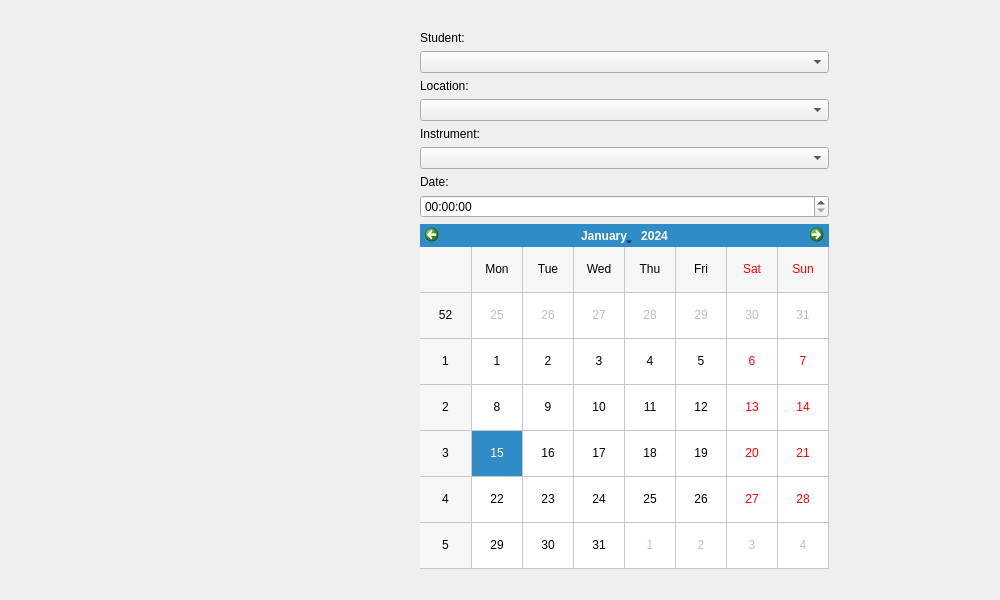
First picture: the form in designer/new_lesson.ui, repository ltrel/piu-mosso-client, before the edit.
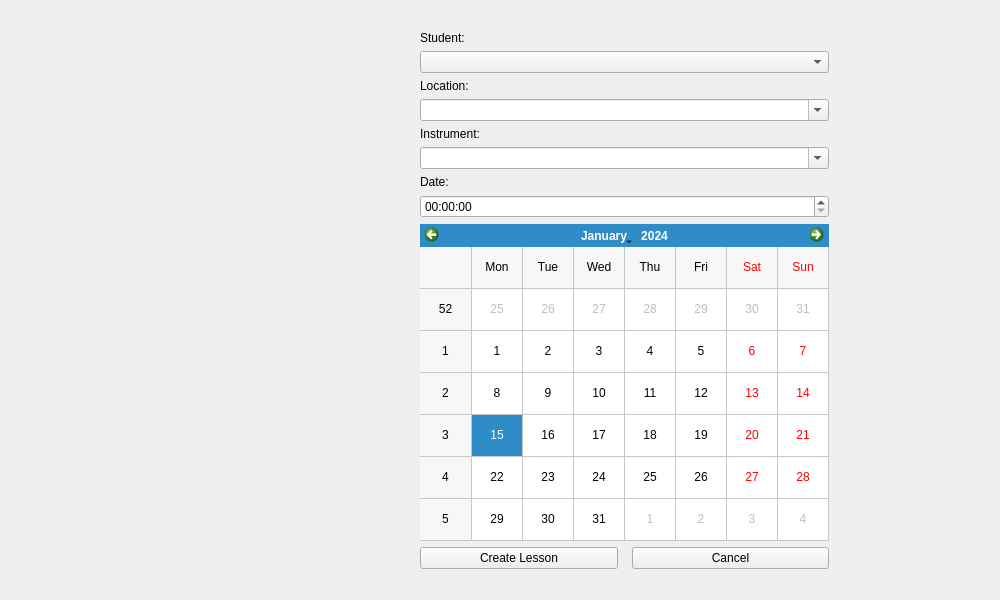
Second picture: the form after the edit.

Commit message: Implement cancel button for new lesson page

The edit to the form file:
```diff
--- a/designer/new_lesson.ui
+++ b/designer/new_lesson.ui
@@ -57,7 +57,11 @@
       </widget>
      </item>
      <item>
-      <widget class="QComboBox" name="comboBox_2"/>
+      <widget class="QComboBox" name="location_combo">
+       <property name="editable">
+        <bool>true</bool>
+       </property>
+      </widget>
      </item>
      <item>
       <widget class="QLabel" name="label_3">
@@ -67,7 +71,11 @@
       </widget>
      </item>
      <item>
-      <widget class="QComboBox" name="comboBox_3"/>
+      <widget class="QComboBox" name="instrument_combo">
+       <property name="editable">
+        <bool>true</bool>
+       </property>
+      </widget>
      </item>
      <item>
       <widget class="QLabel" name="label_4">
@@ -86,6 +94,27 @@
        </property>
       </widget>
      </item>
+     <item>
+      <layout class="QHBoxLayout" name="horizontalLayout_2">
+       <property name="spacing">
+        <number>14</number>
+       </property>
+       <item>
+        <widget class="QPushButton" name="create_button">
+         <property name="text">
+          <string>Create Lesson</string>
+         </property>
+        </widget>
+       </item>
+       <item>
+        <widget class="QPushButton" name="cancel_button">
+         <property name="text">
+          <string>Cancel</string>
+         </property>
+        </widget>
+       </item>
+      </layout>
+     </item>
     </layout>
    </item>
   </layout>
```
Left out of the diff: 6 changed lines with no effect on the pictures. The commit also changes 2 other files.
